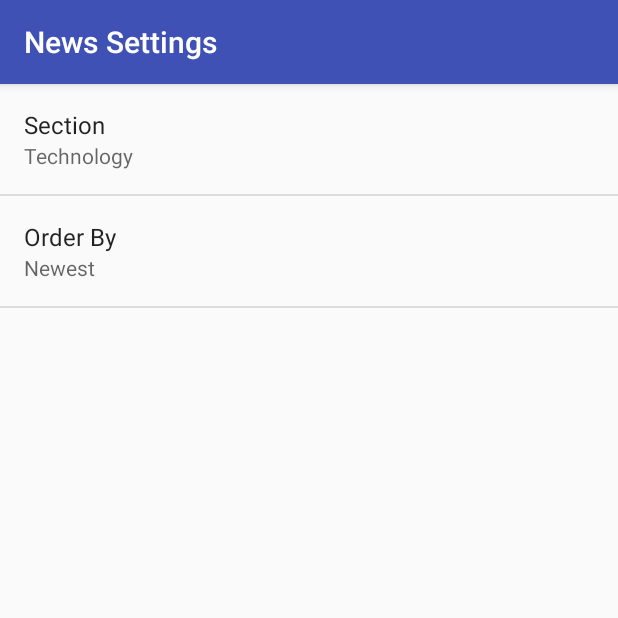
After one commit to erentatar/NewsApp, an Android app: the SettingsActivity screen opened directly, with no data from a screen before it, on a phone screen of 412 x 824 dp, the top half of it. The commit adds this screen. Run offline under Robolectric (Android 15) with nearby library versions, the phone set to English and light mode, and no system bars.

Commit message:
Stage 2, Settings added.

```diff
--- /dev/null
+++ b/app/src/main/java/com/example/android/newsapp/SettingsActivity.java
@@ -0,0 +1,60 @@
+package com.example.android.newsapp;
+
+import android.content.SharedPreferences;
+import android.os.Bundle;
+import android.preference.ListPreference;
+import android.preference.Preference;
+import android.preference.PreferenceFragment;
+import android.preference.PreferenceManager;
+import android.support.annotation.Nullable;
+import android.support.v7.app.AppCompatActivity;
+
+public class SettingsActivity extends AppCompatActivity {
+
+    @Override
+    protected void onCreate(@Nullable Bundle savedInstanceState) {
+        super.onCreate(savedInstanceState);
+        setContentView(R.layout.settings_activity);
+    }
+
+    public static class NewsPreferenceFragment extends PreferenceFragment
+            implements Preference.OnPreferenceChangeListener {
+
+        @Override
+        public void onCreate(@Nullable Bundle savedInstanceState) {
+            super.onCreate(savedInstanceState);
+            addPreferencesFromResource(R.xml.settings_main);
+
+            Preference orderBy = findPreference(getString(R.string.settings_order_by_key));
+            bindPreferenceSummaryToValue(orderBy);
+
+            Preference section = findPreference(getString(R.string.settings_section_key));
+            bindPreferenceSummaryToValue(section);
+        }
+
+        private void bindPreferenceSummaryToValue(Preference preference) {
+            preference.setOnPreferenceChangeListener(this);
+            SharedPreferences preferences = PreferenceManager.getDefaultSharedPreferences(preference.getContext());
+            String preferenceString = preferences.getString(preference.getKey(), "");
+            onPreferenceChange(preference, preferenceString);
+        }
+
+        @Override
+        public boolean onPreferenceChange(Preference preference, Object newValue) {
+            String stringValue = newValue.toString();
+
+            if (preference instanceof ListPreference) {
+                ListPreference listPreference = (ListPreference) preference;
+                int prefIndex = listPreference.findIndexOfValue(stringValue);
+                if (prefIndex >= 0) {
+                    CharSequence[] labels = listPreference.getEntries();
+                    preference.setSummary(labels[prefIndex]);
+                }
+            } else {
+                preference.setSummary(stringValue);
+            }
+
+            return true;
+        }
+    }
+}
--- /dev/null
+++ b/app/src/main/res/values/arrays.xml
@@ -0,0 +1,34 @@
+<?xml version="1.0" encoding="utf-8"?>
+<resources>
+    <string-array name="settings_order_by_labels">
+        <item>@string/settings_order_by_newest_label</item>
+        <item>@string/settings_order_by_oldest_label</item>
+        <item>@string/settings_order_by_relevance_label</item>
+    </string-array>
+
+    <string-array name="settings_order_by_values">
+        <item>@string/settings_order_by_newest_value</item>
+        <item>@string/settings_order_by_oldest_value</item>
+        <item>@string/settings_order_by_relevance_value</item>
+    </string-array>
+
+    <string-array name="settings_section_labels">
+        <item>@string/settings_section_business_label</item>
+        <item>@string/settings_section_culture_label</item>
+        <item>@string/settings_section_fashion_label</item>
+        <item>@string/settings_section_music_label</item>
+        <item>@string/settings_section_politics_label</item>
+        <item>@string/settings_section_technology_label</item>
+        <item>@string/settings_section_travel_label</item>
+    </string-array>
+
+    <string-array name="settings_section_values">
+        <item>@string/settings_section_business_value</item>
+        <item>@string/settings_section_culture_value</item>
+        <item>@string/settings_section_fashion_value</item>
+        <item>@string/settings_section_music_value</item>
+        <item>@string/settings_section_politics_value</item>
+        <item>@string/settings_section_technology_value</item>
+        <item>@string/settings_section_travel_value</item>
+    </string-array>
+</resources>
--- a/app/src/main/res/values/strings.xml
+++ b/app/src/main/res/values/strings.xml
@@ -6,4 +6,59 @@
 
     <!-- Error message when there is no internet connectivity [CHAR LIMIT=NONE] -->
     <string name="no_internet_connection">No internet connection.</string>
+
+    <string name="settings_menu_item">Settings</string>
+    <string name="settings_title">News Settings</string>
+
+    <!-- region Order By -->
+    <string name="settings_order_by_label">Order By</string>
+    <string name="settings_order_by_key" translatable="false">order_by</string>
+    <string name="settings_order_by_default" translatable="false">newest</string>
+
+    <!-- Label for order-by newest option [CHAR LIMIT=20] -->
+    <string name="settings_order_by_newest_label">Newest</string>
+    <string name="settings_order_by_newest_value" translatable="false">newest</string>
+
+    <!-- Label for order-by oldest option [CHAR LIMIT=20] -->
+    <string name="settings_order_by_oldest_label">Oldest</string>
+    <string name="settings_order_by_oldest_value" translatable="false">oldest</string>
+
+    <!-- Label for order-by relevance option [CHAR LIMIT=20] -->
+    <string name="settings_order_by_relevance_label">Relevance</string>
+    <string name="settings_order_by_relevance_value" translatable="false">relevance</string>
+    <!-- endregion Order By -->
+
+    <!-- region Section -->
+    <string name="settings_section_label">Section</string>
+    <string name="settings_section_key" translatable="false">section</string>
+    <string name="settings_section_default" translatable="false">technology</string>
+
+    <!-- Label for section business option [CHAR LIMIT=20] -->
+    <string name="settings_section_business_label">Business</string>
+    <string name="settings_section_business_value" translatable="false">business</string>
+
+    <!-- Label for section culture option [CHAR LIMIT=20] -->
+    <string name="settings_section_culture_label">Culture</string>
+    <string name="settings_section_culture_value" translatable="false">culture</string>
+
+    <!-- Label for section fashion option [CHAR LIMIT=20] -->
+    <string name="settings_section_fashion_label">Fashion</string>
+    <string name="settings_section_fashion_value" translatable="false">fashion</string>
+
+    <!-- Label for section music option [CHAR LIMIT=20] -->
+    <string name="settings_section_music_label">Music</string>
+    <string name="settings_section_music_value" translatable="false">music</string>
+
+    <!-- Label for section politics option [CHAR LIMIT=20] -->
+    <string name="settings_section_politics_label">Politics</string>
+    <string name="settings_section_politics_value" translatable="false">politics</string>
+
+    <!-- Label for section technology option [CHAR LIMIT=20] -->
+    <string name="settings_section_technology_label">Technology</string>
+    <string name="settings_section_technology_value" translatable="false">technology</string>
+
+    <!-- Label for section travel option [CHAR LIMIT=20] -->
+    <string name="settings_section_travel_label">Travel</string>
+    <string name="settings_section_travel_value" translatable="false">travel</string>
+    <!-- endregion Section -->
 </resources>
--- /dev/null
+++ b/app/src/main/res/xml/settings_main.xml
@@ -0,0 +1,19 @@
+<?xml version="1.0" encoding="utf-8"?>
+<PreferenceScreen xmlns:android="http://schemas.android.com/apk/res/android"
+    android:title="@string/settings_title">
+
+    <ListPreference
+        android:defaultValue="@string/settings_section_default"
+        android:entries="@array/settings_section_labels"
+        android:entryValues="@array/settings_section_values"
+        android:key="@string/settings_section_key"
+        android:title="@string/settings_section_label" />
+
+    <ListPreference
+        android:defaultValue="@string/settings_order_by_default"
+        android:entries="@array/settings_order_by_labels"
+        android:entryValues="@array/settings_order_by_values"
+        android:key="@string/settings_order_by_key"
+        android:title="@string/settings_order_by_label" />
+
+</PreferenceScreen>
```
Also changed, not shown: app/src/main/AndroidManifest.xml (+8 -0 lines), app/src/main/java/com/example/android/newsapp/NewsActivity.java (+45 -3 lines), app/src/main/res/layout/settings_activity.xml (added, +7 -0 lines), app/src/main/res/menu/main.xml (added, +8 -0 lines).
